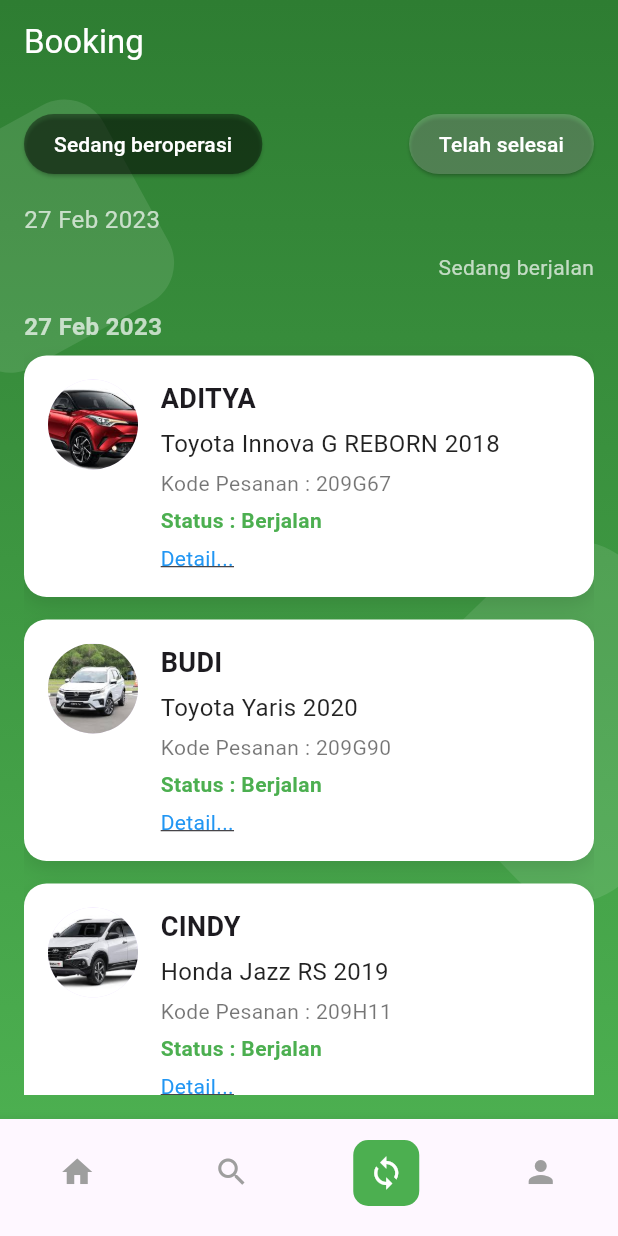
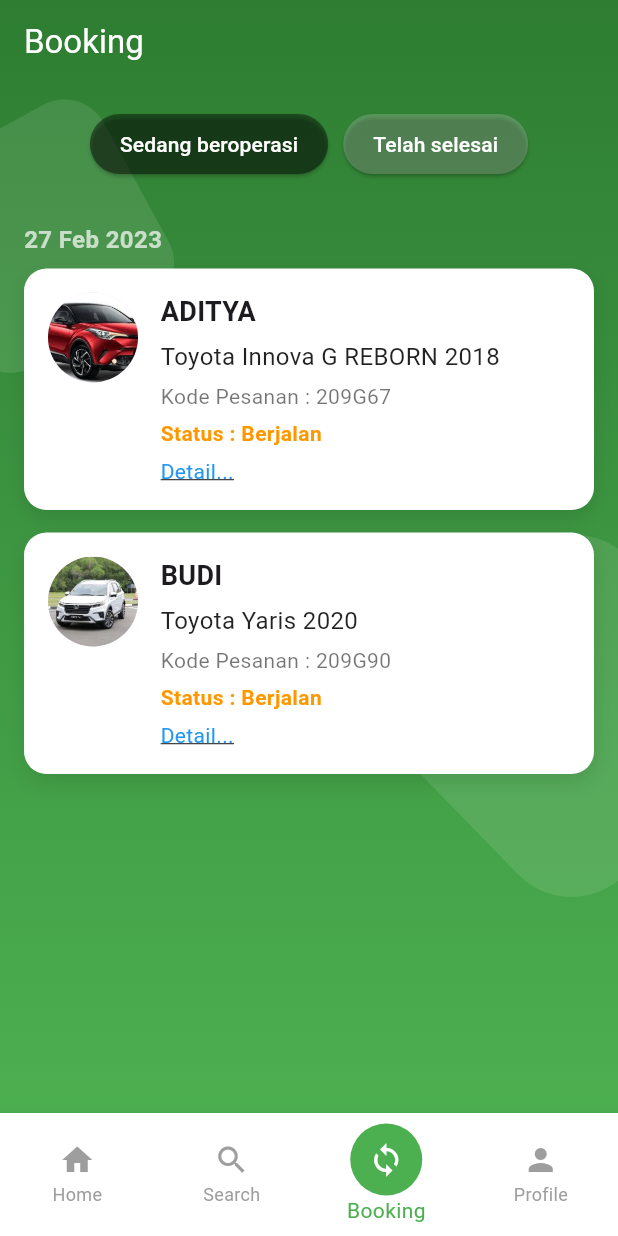
Before and after one commit to Rendi2003/kerja-peraktek, a Flutter app: the ProcessScreen screen opened directly, on a phone screen of 412 x 824 dp. Run offline on Flutter 3.47's test engine with Material 3 defaults, Android fonts, the light colour scheme and no system bars; our stand-ins replace google_maps_flutter, image_picker, shared_preferences; accounts and stored records are empty.

```diff
--- a/lib/screens/booking_process/booking_step1.dart
+++ b/lib/screens/booking_process/booking_step1.dart
@@ -2,23 +2,19 @@ import 'package:flutter/material.dart';
 import 'booking_step2.dart';
 import 'booking_step3.dart';
 
+// [FIXED] KELAS INI TELAH DIPERBAIKI
+// Tidak ada lagi MaterialApp di sini.
 class BookingStep1 extends StatelessWidget {
   const BookingStep1({super.key});
 
   @override
   Widget build(BuildContext context) {
-    return MaterialApp(
-      debugShowCheckedModeBanner: false,
-      title: 'Process App',
-      theme: ThemeData(
-        primarySwatch: Colors.green,
-        visualDensity: VisualDensity.adaptivePlatformDensity,
-      ),
-      home: const ProcessScreen(),
-    );
+    // Langsung kembalikan widget utamanya.
+    return const ProcessScreen();
   }
 }
 
+// Tidak ada perubahan dari sini ke bawah, kodemu sudah bagus.
 class ProcessScreen extends StatefulWidget {
   const ProcessScreen({super.key});
 
@@ -27,15 +23,26 @@ class ProcessScreen extends StatefulWidget {
 }
 
 class _ProcessScreenState extends State<ProcessScreen> {
+  // Indeks 2 adalah tombol 'sync' di tengah, ini sudah benar.
   int _selectedIndex = 2;
   bool isOperating = true;
 
   void _onItemTapped(int index) {
+    // Jangan lakukan navigasi jika tombol yang sama ditekan lagi
+    if (_selectedIndex == index) return;
+
+    // Logika navigasi ini sekarang akan bekerja karena
+    // rute-nya sudah ada di main.dart
     setState(() => _selectedIndex = index);
     if (index == 0) {
       Navigator.pushReplacementNamed(context, '/home');
     } else if (index == 1) {
+      // Pastikan rute '/car-search' ada di main.dart
       Navigator.pushReplacementNamed(context, '/car-search');
+    } else if (index == 2) {
+      // Tombol sync di tengah ditekan, mungkin untuk refresh?
+      // Kamu bisa tambahkan aksi di sini jika perlu.
+      print("Tombol Sync Ditekan!");
     } else if (index == 3) {
       Navigator.pushReplacementNamed(context, '/profile');
     }
@@ -48,6 +55,7 @@ class _ProcessScreenState extends State<ProcessScreen> {
         title: const Text('Booking', style: TextStyle(color: Colors.white)),
         backgroundColor: Colors.transparent,
         elevation: 0,
+        automaticallyImplyLeading: false, // Menghilangkan tombol back
       ),
       extendBodyBehindAppBar: true,
       body: Stack(
@@ -99,7 +107,8 @@ class _ProcessScreenState extends State<ProcessScreen> {
               child: Column(
                 children: [
                   Row(
-                    mainAxisAlignment: MainAxisAlignment.spaceBetween,
+                    mainAxisAlignment:
+                        MainAxisAlignment.center, // Ubah agar lebih rapi
                     children: [
                       ElevatedButton(
                         onPressed: () {
@@ -119,9 +128,13 @@ class _ProcessScreenState extends State<ProcessScreen> {
                             style:
                                 TextStyle(color: Colors.white, fontSize: 14)),
                       ),
+                      const SizedBox(width: 10), // Beri jarak
                       ElevatedButton(
                         onPressed: () {
                           setState(() => isOperating = false);
+                          // Navigasi ke halaman 'Telah Selesai'
+                          // Sebaiknya ganti isi list di bawah, bukan push halaman baru
+                          // Tapi untuk sekarang ini tidak apa-apa
                           Navigator.push(
                             context,
                             MaterialPageRoute(
@@ -144,69 +157,46 @@ class _ProcessScreenState extends State<ProcessScreen> {
                       ),
                     ],
                   ),
-                  const SizedBox(height: 15),
-                  Align(
-                    alignment: Alignment.centerLeft,
-                    child: Text('27 Feb 2023',
-                        style: TextStyle(color: Colors.white70, fontSize: 16)),
-                  ),
-                  const SizedBox(height: 10),
-                  Align(
-                    alignment: Alignment.topRight,
-                    child: Text(
-                      isOperating ? 'Sedang berjalan' : '',
-                      style: TextStyle(
-                          color: Colors.white.withOpacity(0.7), fontSize: 14),
-                    ),
-                  ),
-                  const SizedBox(height: 10),
+                  const SizedBox(height: 20),
+                  // Tampilkan konten berdasarkan tab yang dipilih
+                  if (isOperating)
                     Expanded(
                       child: ListView(
                         children: [
                           _buildDateLabel('27 Feb 2023'),
                           _buildRentalCard(
+                            context: context,
                             name: 'ADITYA',
                             car: 'Toyota Innova G REBORN 2018',
                             code: '209G67',
                             status: 'Berjalan',
-                          statusColor: Colors.green,
-                          image: 'assets/images/mobil.jpeg',
+                            statusColor: Colors.orange,
+                            image:
+                                'assets/images/mobil.jpeg', // Pastikan path asset benar
                           ),
                           _buildRentalCard(
+                            context: context,
                             name: 'BUDI',
                             car: 'Toyota Yaris 2020',
                             code: '209G90',
                             status: 'Berjalan',
-                          statusColor: Colors.green,
-                          image: 'assets/images/mobil1.jpeg',
+                            statusColor: Colors.orange,
+                            image:
+                                'assets/images/mobil1.jpeg', // Pastikan path asset benar
                           ),
-                        _buildRentalCard(
-                          name: 'CINDY',
-                          car: 'Honda Jazz RS 2019',
-                          code: '209H11',
-                          status: 'Berjalan',
-                          statusColor: Colors.green,
-                          image: 'assets/images/mobil2.jpeg',
-                        ),
-                        _buildRentalCard(
-                          name: 'DAVID',
-                          car: 'Daihatsu Terios 2021',
-                          code: '209T33',
-                          status: 'Berjalan',
-                          statusColor: Colors.green,
-                          image: 'assets/images/mobil4.jpeg',
-                        ),
-                        _buildRentalCard(
-                          name: 'ELLA',
-                          car: 'Mitsubishi Xpander 2022',
-                          code: '209X77',
-                          status: 'Berjalan',
-                          statusColor: Colors.green,
-                          image: 'assets/images/mobil3.jpeg',
-                        ),
+                          // Tambahkan card lainnya di sini...
                         ],
                       ),
                     ),
+                  if (!isOperating)
+                    const Expanded(
+                      child: Center(
+                        child: Text(
+                          'Tidak ada riwayat booking yang selesai.',
+                          style: TextStyle(color: Colors.white70),
+                        ),
+                      ),
+                    )
                 ],
               ),
             ),
@@ -218,36 +208,41 @@ class _ProcessScreenState extends State<ProcessScreen> {
           BottomNavigationBarItem(
               icon: Icon(Icons.home,
                   color: _selectedIndex == 0 ? Colors.green : Colors.grey),
-              label: ''),
+              label: 'Home'),
           BottomNavigationBarItem(
               icon: Icon(Icons.search,
                   color: _selectedIndex == 1 ? Colors.green : Colors.grey),
-              label: ''),
+              label: 'Search'),
           BottomNavigationBarItem(
             icon: Container(
-              padding: const EdgeInsets.all(10),
-              decoration: BoxDecoration(
-                  color: const Color(0xFF4CAF50),
-                  borderRadius: BorderRadius.circular(10)),
+              padding: const EdgeInsets.all(12),
+              decoration: const BoxDecoration(
+                  color: Color(0xFF4CAF50), shape: BoxShape.circle),
               child: const Icon(Icons.sync, color: Colors.white),
             ),
-            label: 'Process',
+            label: 'Booking',
           ),
           BottomNavigationBarItem(
               icon: Icon(Icons.person,
                   color: _selectedIndex == 3 ? Colors.green : Colors.grey),
-              label: ''),
+              label: 'Profile'),
         ],
         currentIndex: _selectedIndex,
         onTap: _onItemTapped,
-        showSelectedLabels: false,
-        showUnselectedLabels: false,
+        // Properti ini penting agar style bar-nya konsisten
+        selectedItemColor: Colors.green,
+        unselectedItemColor: Colors.grey,
+        showSelectedLabels: true,
+        showUnselectedLabels: true,
         type: BottomNavigationBarType.fixed,
+        backgroundColor: Colors.white,
+        elevation: 8.0,
       ),
     );
   }
 
   Widget _buildDateLabel(String date) {
+    // ... (kode ini tidak perlu diubah)
     return Padding(
       padding: const EdgeInsets.symmetric(vertical: 8.0),
       child: Text(
@@ -262,6 +257,7 @@ class _ProcessScreenState extends State<ProcessScreen> {
   }
 
   Widget _buildRentalCard({
+    required BuildContext context, // Tambahkan context
     required String name,
     required String car,
     required String code,
@@ -269,6 +265,7 @@ class _ProcessScreenState extends State<ProcessScreen> {
     required Color statusColor,
     required String image,
   }) {
+    // ... (kode ini tidak perlu diubah)
     return Container(
       margin: const EdgeInsets.only(bottom: 15),
       padding: const EdgeInsets.all(16.0),
@@ -285,9 +282,13 @@ class _ProcessScreenState extends State<ProcessScreen> {
       child: Row(
         crossAxisAlignment: CrossAxisAlignment.start,
         children: [
+          // Hati-hati, AssetImage bisa error jika path salah atau file tidak ada di pubspec.yaml
           CircleAvatar(
             radius: 30,
             backgroundImage: AssetImage(image),
+            onBackgroundImageError: (exception, stackTrace) {
+              // Menangani jika gambar tidak ditemukan
+            },
           ),
           const SizedBox(width: 15),
           Expanded(
@@ -315,6 +316,7 @@ class _ProcessScreenState extends State<ProcessScreen> {
                 const SizedBox(height: 5),
                 GestureDetector(
                   onTap: () {
+                    // Navigasi ke detail booking
                     Navigator.push(
                       context,
                       MaterialPageRoute(
```
Also changed, not shown: lib/screens/booking_process/booking_step3.dart (+33 -64 lines). Lines whose indentation alone changed are shown as unchanged.
